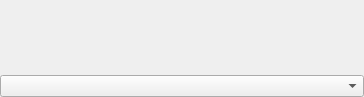
First picture: the form in core/chooseenginewidget.ui, repository KDE/okular, before the edit.
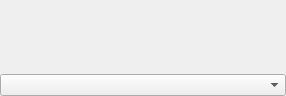
Second picture: the form after the edit.

Commit message: small touches to the backend choosing dialog: - improves the text, getting rid of the wordwrap for the label - delete the widget class when no more needed

What changed in the file:
```diff
--- a/core/chooseenginewidget.ui
+++ b/core/chooseenginewidget.ui
@@ -8,46 +8,35 @@
    <rect>
     <x>0</x>
     <y>0</y>
-    <width>364</width>
-    <height>97</height>
+    <width>286</width>
+    <height>96</height>
    </rect>
   </property>
   <layout class="QVBoxLayout" >
    <property name="margin" >
     <number>0</number>
    </property>
-   <property name="spacing" >
-    <number>6</number>
+   <property name="topMargin" >
+    <number>0</number>
+   </property>
+   <property name="rightMargin" >
+    <number>0</number>
+   </property>
+   <property name="bottomMargin" >
+    <number>0</number>
    </property>
    <item>
     <widget class="QLabel" name="description" >
-     <property name="sizePolicy" >
-      <sizepolicy>
-       <hsizetype>1</hsizetype>
-       <vsizetype>1</vsizetype>
-       <horstretch>0</horstretch>
-       <verstretch>0</verstretch>
-      </sizepolicy>
-     </property>
      <property name="text" >
       <string/>
      </property>
-     <property name="wordWrap" >
-      <bool>true</bool>
+     <property name="textFormat" >
+      <enum>Qt::RichText</enum>
      </property>
     </widget>
    </item>
    <item>
-    <widget class="QComboBox" name="engineList" >
-     <property name="sizePolicy" >
-      <sizepolicy>
-       <hsizetype>1</hsizetype>
-       <vsizetype>0</vsizetype>
-       <horstretch>0</horstretch>
-       <verstretch>0</verstretch>
-      </sizepolicy>
-     </property>
-    </widget>
+    <widget class="QComboBox" name="engineList" />
    </item>
   </layout>
  </widget>
```
Left out of the diff: 6 changed lines with no effect on the pictures. The commit also changes 2 other files.
